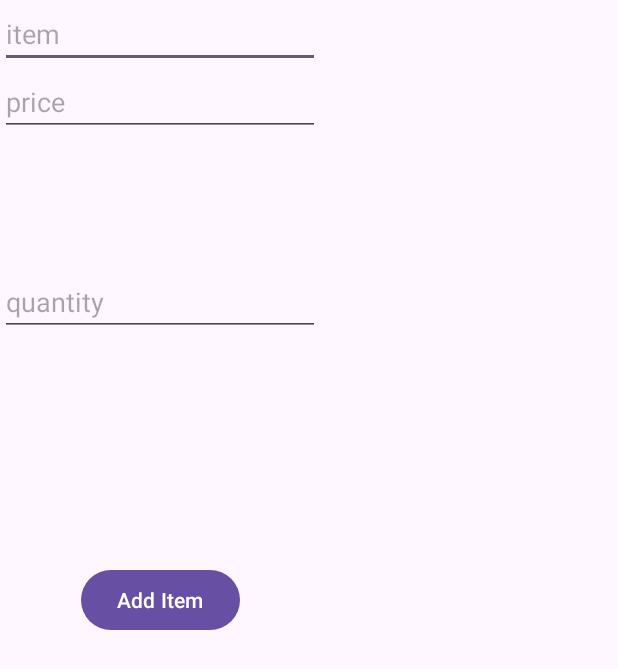
After one commit to ashiqsyed/Cost-Settler, an Android app: the AddItemActivity screen opened directly, with no data from a screen before it, on a phone screen of 412 x 824 dp. The commit adds this screen. Shown: the top 669 px of the screen. Run offline under Robolectric (Android 15) with nearby library versions, the phone set to English and light mode, and no system bars; our stand-ins replace Firebase (no records; nobody signed in at launch, a user with empty details on screens opened directly).

Commit message:
Connected to realtime database, added item adding functionality

```diff
--- a/app/src/main/AndroidManifest.xml
+++ b/app/src/main/AndroidManifest.xml
@@ -12,6 +12,9 @@
         android:supportsRtl="true"
         android:theme="@style/Theme.CostSettler"
         tools:targetApi="31">
+        <activity
+            android:name=".AddItemActivity"
+            android:exported="false" />
         <activity
             android:name=".NavigationHostActivity"
             android:exported="false" />
--- /dev/null
+++ b/app/src/main/java/edu/uga/cs/costsettler/AddItemActivity.java
@@ -0,0 +1,24 @@
+package edu.uga.cs.costsettler;
+
+import android.os.Bundle;
+
+import androidx.activity.EdgeToEdge;
+import androidx.appcompat.app.AppCompatActivity;
+import androidx.core.graphics.Insets;
+import androidx.core.view.ViewCompat;
+import androidx.core.view.WindowInsetsCompat;
+
+public class AddItemActivity extends AppCompatActivity {
+
+    @Override
+    protected void onCreate(Bundle savedInstanceState) {
+        super.onCreate(savedInstanceState);
+        EdgeToEdge.enable(this);
+        setContentView(R.layout.activity_add_item);
+        ViewCompat.setOnApplyWindowInsetsListener(findViewById(R.id.main), (v, insets) -> {
+            Insets systemBars = insets.getInsets(WindowInsetsCompat.Type.systemBars());
+            v.setPadding(systemBars.left, systemBars.top, systemBars.right, systemBars.bottom);
+            return insets;
+        });
+    }
+}
--- /dev/null
+++ b/app/src/main/java/edu/uga/cs/costsettler/AddItemFragment.java
@@ -0,0 +1,81 @@
+package edu.uga.cs.costsettler;
+
+import android.os.Bundle;
+import android.util.Log;
+import android.view.LayoutInflater;
+import android.view.View;
+import android.view.ViewGroup;
+import android.widget.Button;
+import android.widget.EditText;
+import android.widget.Toast;
+
+import androidx.annotation.NonNull;
+import androidx.annotation.Nullable;
+import androidx.fragment.app.Fragment;
+
+import com.google.android.gms.tasks.OnFailureListener;
+import com.google.android.gms.tasks.OnSuccessListener;
+import com.google.firebase.database.DatabaseReference;
+import com.google.firebase.database.FirebaseDatabase;
+
+public class AddItemFragment extends Fragment {
+    private final String TAG = "AddItemFragment.java";
+    public AddItemFragment() {
+        //empty constructor
+    }
+
+    public static AddItemFragment newInstance() {
+        AddItemFragment fragment = new AddItemFragment();
+        return fragment;
+    }
+    @Override
+    public void onCreate(Bundle savedInstanceState) {
+        super.onCreate(savedInstanceState);
+    }
+
+    public View onCreateView(LayoutInflater inflater, ViewGroup container, Bundle savedInstanceState) {
+        return inflater.inflate(R.layout.fragment_add_item, container, false);
+    }
+
+    @Override
+    public void onViewCreated(@NonNull View view, @Nullable Bundle savedInstanceState) {
+        super.onViewCreated(view, savedInstanceState);
+        EditText itemNameInput = view.findViewById(R.id.itemNameInput);
+        EditText priceInput = view.findViewById(R.id.priceInput);
+        EditText quantityInput = view.findViewById(R.id.quantityInput);
+        Button addButton = view.findViewById(R.id.addItemButton);
+        addButton.setOnClickListener(view2 -> {
+            String itemName = itemNameInput.getText().toString();
+            double price = Double.parseDouble(priceInput.getText().toString());
+            int quantity = Integer.parseInt(quantityInput.getText().toString());
+            Item item = new Item(price, itemName, quantity);
+            Log.d(TAG, item.toString());
+            addItem(item);
+        });
+
+
+    }
+
+    public void addItem(Item item) {
+        FirebaseDatabase db = FirebaseDatabase.getInstance();
+        DatabaseReference ref = db.getReference("items");
+
+        ref.push().setValue(item)
+                .addOnSuccessListener(new OnSuccessListener<Void>() {
+                    @Override
+                    public void onSuccess(Void unused) {
+                        Log.d(TAG, "Item added to Firebase database");
+
+                        Toast.makeText(getContext(), "Item added to the shopping list", Toast.LENGTH_SHORT).show();
+                    }
+                })
+                .addOnFailureListener(new OnFailureListener() {
+                    @Override
+                    public void onFailure(@NonNull Exception e) {
+                        Log.d(TAG, "Item was not added to Firebase database");
+
+                        Toast.makeText(getContext(), "Item was not added to the shopping list.", Toast.LENGTH_SHORT).show();
+                    }
+                });
+    }
+}
--- /dev/null
+++ b/app/src/main/res/layout/activity_add_item.xml
@@ -0,0 +1,17 @@
+<?xml version="1.0" encoding="utf-8"?>
+<androidx.constraintlayout.widget.ConstraintLayout xmlns:android="http://schemas.android.com/apk/res/android"
+    xmlns:app="http://schemas.android.com/apk/res-auto"
+    xmlns:tools="http://schemas.android.com/tools"
+    android:id="@+id/main"
+    android:layout_width="match_parent"
+    android:layout_height="match_parent"
+    tools:context=".AddItemActivity">
+
+    <androidx.fragment.app.FragmentContainerView
+        android:id="@+id/fragmentContainerView2"
+        android:name="edu.uga.cs.costsettler.AddItemFragment"
+        android:layout_width="wrap_content"
+        android:layout_height="wrap_content"
+        tools:layout_editor_absoluteX="119dp"
+        tools:layout_editor_absoluteY="97dp" />
+</androidx.constraintlayout.widget.ConstraintLayout>
--- /dev/null
+++ b/app/src/main/res/layout/fragment_add_item.xml
@@ -0,0 +1,57 @@
+<?xml version="1.0" encoding="utf-8"?>
+<androidx.constraintlayout.widget.ConstraintLayout xmlns:android="http://schemas.android.com/apk/res/android"
+    xmlns:app="http://schemas.android.com/apk/res-auto"
+    xmlns:tools="http://schemas.android.com/tools"
+    android:layout_width="match_parent"
+    android:layout_height="match_parent">
+
+    <EditText
+        android:id="@+id/itemNameInput"
+        android:layout_width="wrap_content"
+        android:layout_height="wrap_content"
+        android:ems="10"
+        android:hint="item"
+        android:inputType="text"
+        app:layout_constraintBottom_toTopOf="@+id/priceInput"
+        app:layout_constraintEnd_toEndOf="parent"
+        app:layout_constraintHorizontal_bias="0.502"
+        app:layout_constraintStart_toStartOf="parent"
+        app:layout_constraintTop_toTopOf="parent"
+        app:layout_constraintVertical_bias="0.784" />
+
+    <EditText
+        android:id="@+id/priceInput"
+        android:layout_width="wrap_content"
+        android:layout_height="wrap_content"
+        android:layout_marginBottom="88dp"
+        android:ems="10"
+        android:hint="price"
+        android:inputType="numberDecimal"
+        app:layout_constraintBottom_toTopOf="@+id/quantityInput"
+        app:layout_constraintEnd_toEndOf="parent"
+        app:layout_constraintHorizontal_bias="0.497"
+        app:layout_constraintStart_toStartOf="parent" />
+
+    <EditText
+        android:id="@+id/quantityInput"
+        android:layout_width="wrap_content"
+        android:layout_height="wrap_content"
+        android:layout_marginBottom="152dp"
+        android:ems="10"
+        android:hint="quantity"
+        android:inputType="number"
+        app:layout_constraintBottom_toTopOf="@+id/addItemButton"
+        app:layout_constraintEnd_toEndOf="parent"
+        app:layout_constraintHorizontal_bias="0.502"
+        app:layout_constraintStart_toStartOf="parent" />
+
+    <Button
+        android:id="@+id/addItemButton"
+        android:layout_width="wrap_content"
+        android:layout_height="wrap_content"
+        android:layout_marginBottom="44dp"
+        android:text="Add Item"
+        app:layout_constraintBottom_toBottomOf="parent"
+        app:layout_constraintEnd_toEndOf="parent"
+        app:layout_constraintStart_toStartOf="parent" />
+</androidx.constraintlayout.widget.ConstraintLayout>
```
Also changed, not shown: app/src/main/java/edu/uga/cs/costsettler/Item.java (+11 -0 lines), app/src/main/java/edu/uga/cs/costsettler/ShoppingListFragment.java (+19 -1 lines), app/src/main/res/layout/fragment_shopping_list.xml (+22 -5 lines).
